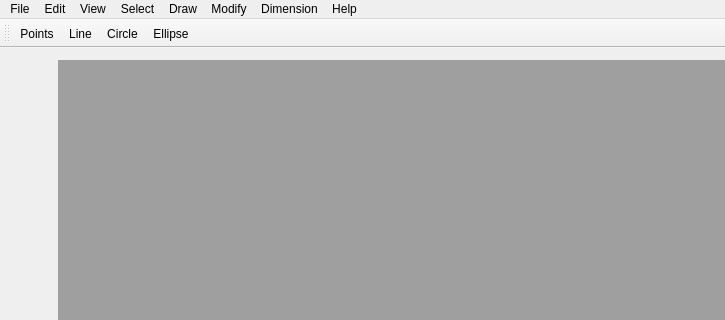
GreatDevelopers/eCAD, file resources/ui/mainwindow.ui: the form before one commit; both pictures show x 0 to 725 and y 0 to 320 of the 725 by 478 pixel window.
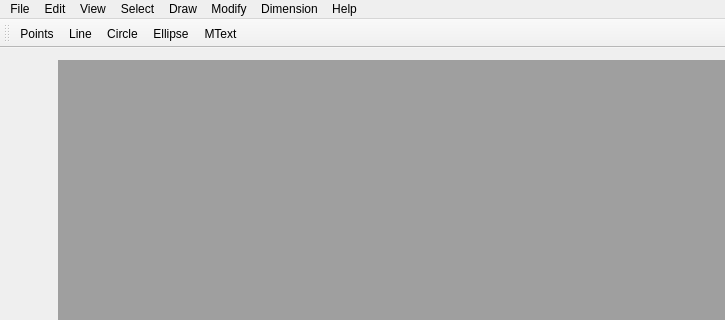
The form after the commit. Icons and pictures are not drawn.

Commit message: actionMtext icon added

Diff of the .ui file:
```diff
--- a/resources/ui/mainwindow.ui
+++ b/resources/ui/mainwindow.ui
@@ -190,6 +190,7 @@
    <addaction name="actionLine"/>
    <addaction name="actionCircle"/>
    <addaction name="actionEllipse"/>
+   <addaction name="actionMText"/>
   </widget>
   <widget class="QStatusBar" name="statusBar"/>
   <action name="actionNew">
```
Left out of the diff: 4 changed lines with no effect on the pictures. The commit also changes 2 other files.
